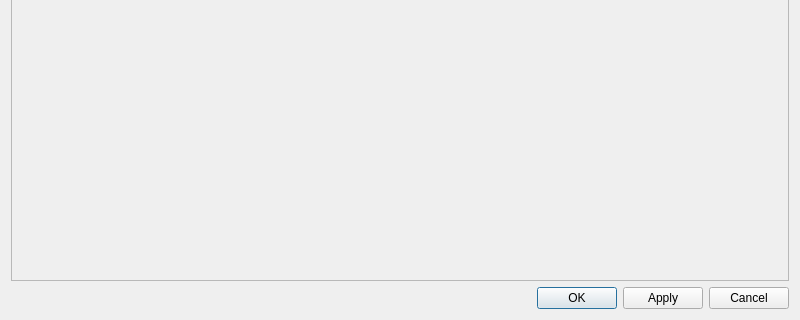
Qt form preferencesdialog.ui (garrdbyrd/MonoGame-Level-Editor) before a commit; both pictures show x 0 to 800 and y 280 to 600 of the 800 by 600 pixel window.
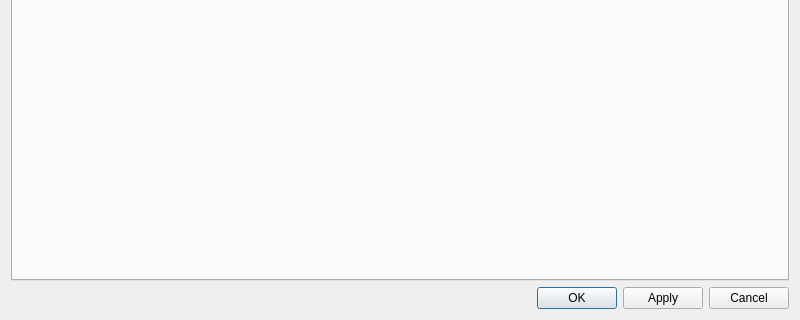
The same form after that commit.

Commit message: Changed preferences dialog to tabs

```diff
--- a/preferencesdialog.ui
+++ b/preferencesdialog.ui
@@ -52,28 +52,16 @@
      </item>
     </layout>
    </item>
-   <item row="1" column="0">
-    <widget class="QScrollArea" name="scrollArea">
-     <property name="frameShadow">
-      <enum>QFrame::Raised</enum>
-     </property>
-     <property name="widgetResizable">
-      <bool>true</bool>
-     </property>
-     <widget class="QWidget" name="preferencesScrollWidget">
-      <property name="geometry">
-       <rect>
-        <x>0</x>
-        <y>0</y>
-        <width>780</width>
-        <height>539</height>
-       </rect>
-      </property>
-     </widget>
-    </widget>
-   </item>
    <item row="0" column="0">
-    <layout class="QVBoxLayout" name="verticalLayout"/>
+    <layout class="QVBoxLayout" name="verticalLayout">
+     <item>
+      <widget class="QTabWidget" name="preferencesTabs">
+       <property name="currentIndex">
+        <number>-1</number>
+       </property>
+      </widget>
+     </item>
+    </layout>
    </item>
   </layout>
  </widget>
```
Left out of the diff: 2 changed lines with no effect on the pictures. The commit also changes 2 other files.
